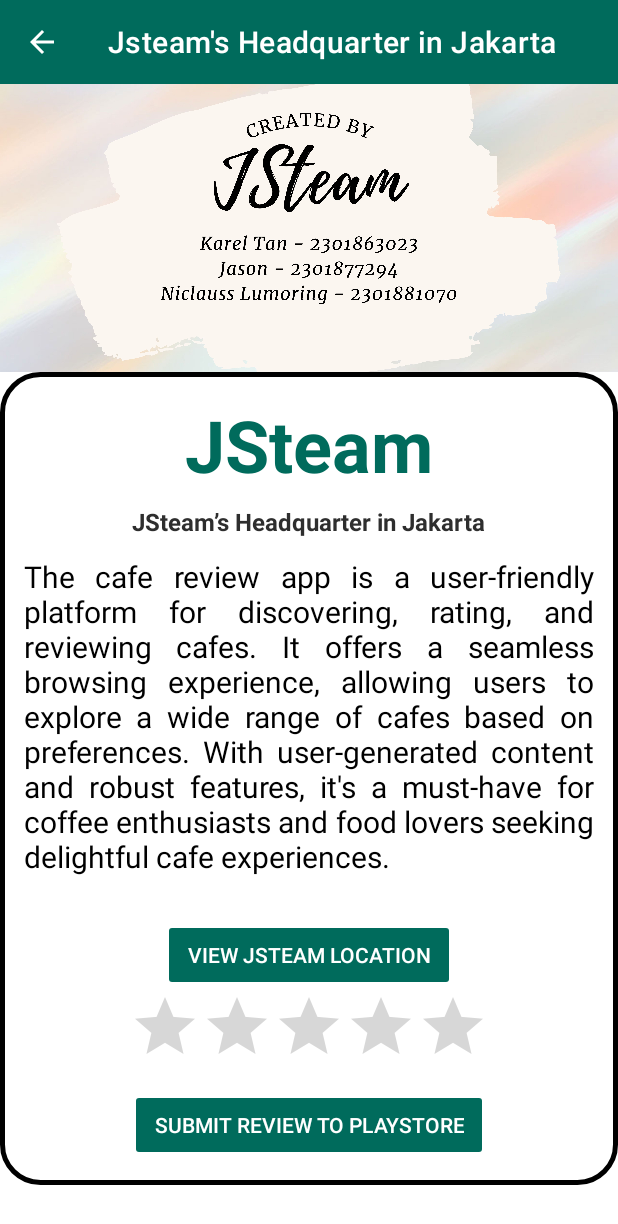
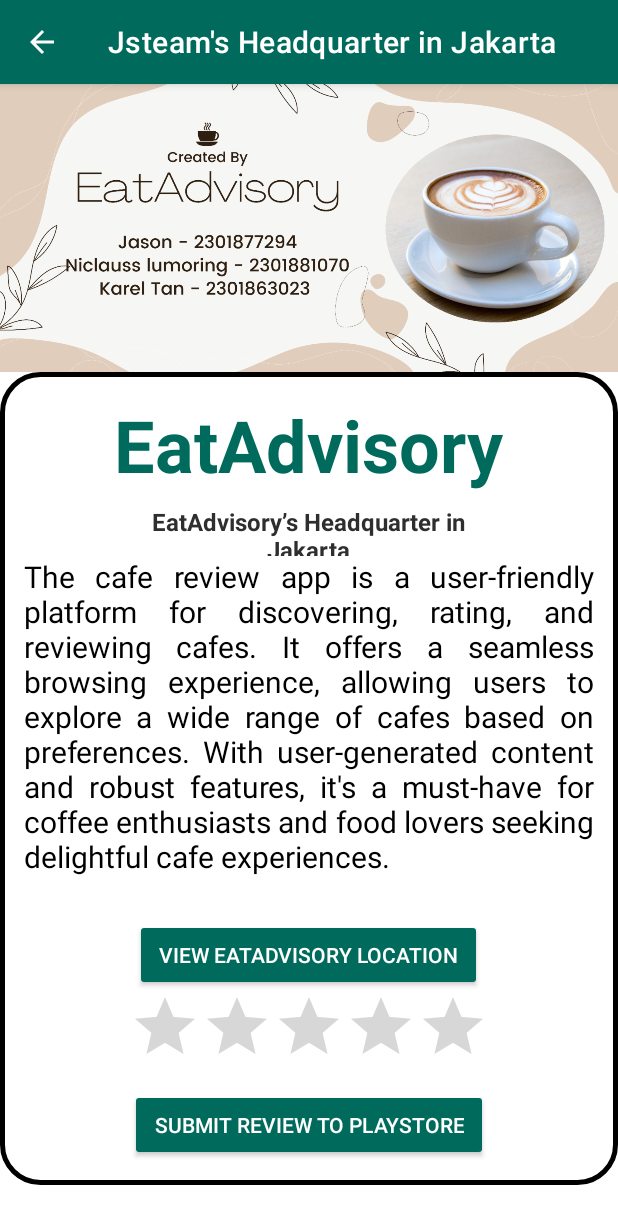
Before and after one commit to kareltan2/JSteam-V2, an Android app: the AboutUsActivity screen opened directly, with no data from a screen before it, on a phone screen of 412 x 824 dp. Shown: the top 1224 px of the screen. Run offline under Robolectric (Android 15) with nearby library versions, the phone set to English and light mode, and no system bars; network calls fail.

Commit message:
change jsteam to eatAdvisory

```diff
--- a/app/src/main/java/com/example/jsteam/activity/core/AboutUsActivity.java
+++ b/app/src/main/java/com/example/jsteam/activity/core/AboutUsActivity.java
@@ -42,7 +42,7 @@
         Button submitReview = findViewById(R.id.button_submit_about_us);
 
         submitReview.setOnClickListener(view -> {
-            Toast.makeText(AboutUsActivity.this, "Thanks for supporting JSteam!", Toast.LENGTH_SHORT).show();
+            Toast.makeText(AboutUsActivity.this, "Thanks for supporting EatAdvisory!", Toast.LENGTH_SHORT).show();
             Intent intentHome = new Intent(AboutUsActivity.this, HomePageActivity.class);
             intentHome.putExtra("username", getIntent().getStringExtra("username"));
             startActivity(intentHome);
--- a/app/src/main/res/layout/activity_about_us.xml
+++ b/app/src/main/res/layout/activity_about_us.xml
@@ -60,7 +60,7 @@
                 android:layout_width="wrap_content"
                 android:layout_height="wrap_content"
                 android:layout_gravity="center"
-                android:text="JSteam"
+                android:text="EatAdvisory"
                 android:textColor="@color/dark_green"
                 android:textSize="48sp"
                 android:textStyle="bold" />
@@ -71,7 +71,7 @@
                 android:layout_height="34dp"
                 android:layout_gravity="center"
                 android:layout_marginTop="8dp"
-                android:text="JSteam’s Headquarter in Jakarta"
+                android:text="EatAdvisory’s Headquarter in Jakarta"
                 android:textAlignment="center"
                 android:textAllCaps="false"
                 android:textColor="@color/soft_black"
@@ -104,7 +104,7 @@
                 android:layout_height="wrap_content"
                 android:layout_gravity="center"
                 android:layout_marginTop="20dp"
-                android:text="View JSteam Location" />
+                android:text="View EatAdvisory Location" />
 
             <RatingBar
                 android:id="@+id/rb_about_us"
--- a/app/src/main/res/layout/activity_main.xml
+++ b/app/src/main/res/layout/activity_main.xml
@@ -64,7 +64,7 @@
                 android:id="@+id/tv_title_login"
                 android:layout_width="wrap_content"
                 android:layout_height="wrap_content"
-                android:text="JSteam"
+                android:text="EatAdvisory"
                 android:textColor="@color/dark_green"
                 android:textSize="48sp"
                 android:layout_gravity="center"
--- a/app/src/main/res/layout/activity_register.xml
+++ b/app/src/main/res/layout/activity_register.xml
@@ -18,7 +18,7 @@
         android:id="@+id/tv_title_register"
         android:layout_width="wrap_content"
         android:layout_height="wrap_content"
-        android:text="JSteam"
+        android:text="EatAdvisory"
         android:textColor="@color/dark_green"
         android:textSize="48sp"
         android:layout_gravity="center"
```
Also changed, not shown: app/src/main/res/drawable/bannerloginpage.jpeg (added), app/src/main/res/drawable/bannerloginpage.jpg (deleted), 1 other file.
